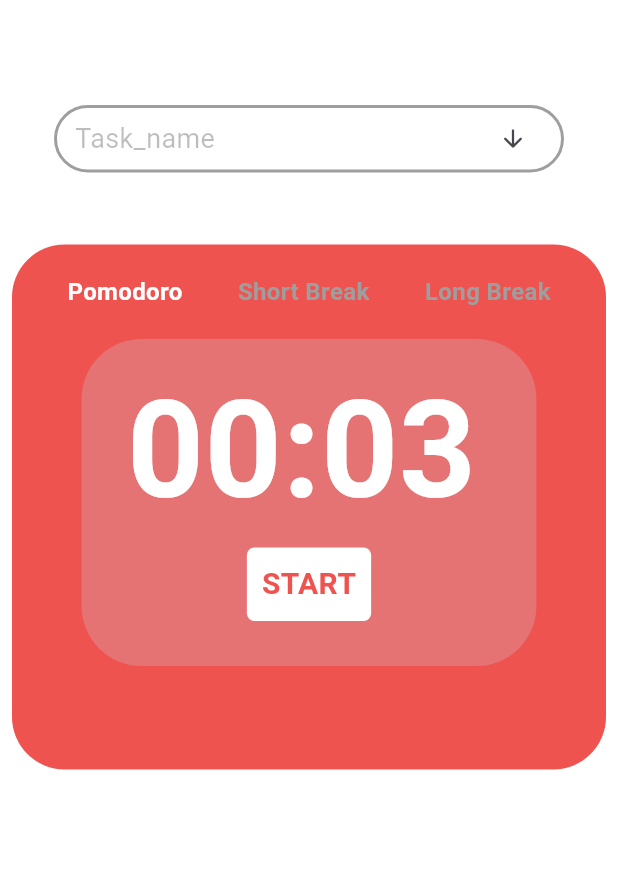
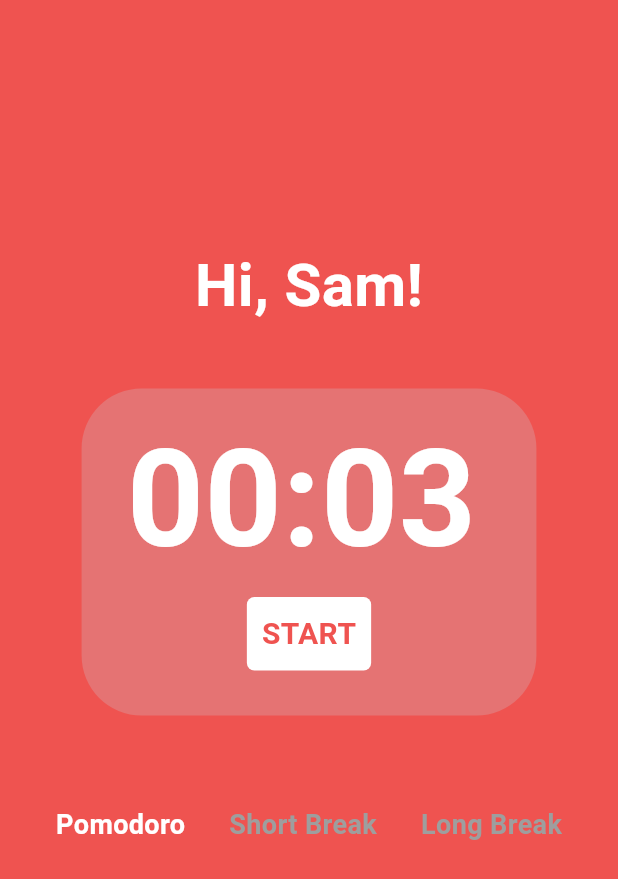
Before and after one commit to thenose-samuel/pomodoro-timer, a Flutter app: the screen it shows after launch, on a phone screen of 412 x 824 dp. Shown: the top 879 px of the screen. Run offline on Flutter 3.47's test engine with Material 2 defaults, Android fonts, the phone set to English and light mode, and no system bars.

Commit message:
Change Home UI

```diff
--- a/lib/main.dart
+++ b/lib/main.dart
@@ -2,8 +2,6 @@ import 'package:flutter/material.dart';
 import 'package:pomodoro/colors.dart';
 import 'package:pomodoro/state.dart';
 import 'package:provider/provider.dart';
-
-import 'components/top-bar.dart';
 
 void main() {
   runApp(const PomodoroTimer());
@@ -35,31 +33,22 @@ class HomePage extends StatelessWidget {
   @override
   Widget build(BuildContext context) {
     return Scaffold(
-      body: Column(
-        children: const [
-          SizedBox(
-            height: 70,
+      body: Consumer<AppState>(
+        builder: (context, page, child) => AnimatedContainer(
+          duration: const Duration(seconds: 1),
+          curve: Curves.fastOutSlowIn,
+          color: page.backgroundColor,
+          child: const Column(
+            mainAxisAlignment: MainAxisAlignment.center,
+            children: [
+              Padding(
+                padding: EdgeInsets.all(8.0),
+                child: Body(),
+              ),
+            ],
           ),
-          Padding(
-              padding: EdgeInsets.only(left: 15, right: 15), child: TopBar()),
-          SizedBox(
-            height: 40,
-          ),
-          Padding(
-            padding: EdgeInsets.all(8.0),
-            child: Body(),
-          ),
-          SizedBox(
-            height: 20,
-          ),
-          // Text('inspired by pomofocus.io',
-          //     style: TextStyle(
-          //         color: Colors.white,
-          //         fontSize: 12,
-          //         fontWeight: FontWeight.bold)),
-        ],
+        ),
       ),
-      backgroundColor: Colors.white,
     );
   }
 }
@@ -71,7 +60,7 @@ class Body extends StatelessWidget {
   Widget build(BuildContext context) {
     return Consumer<AppState>(
       builder: (context, page, child) => AnimatedContainer(
-        height: 350,
+        height: 500,
         curve: Curves.fastOutSlowIn,
         decoration: BoxDecoration(
             color: page.backgroundColor,
@@ -79,10 +68,41 @@ class Body extends StatelessWidget {
         duration: const Duration(seconds: 1),
         child: Column(
           mainAxisAlignment: MainAxisAlignment.start,
-          // crossAxisAlignment: CrossAxisAlignment.center,
           children: [
+            const Text('Hi, Sam!',
+                style: TextStyle(
+                    fontWeight: FontWeight.bold,
+                    color: Colors.white,
+                    fontSize: 40)),
             const SizedBox(
-              height: 20,
+              height: 40,
+            ),
+            Row(
+              mainAxisAlignment: MainAxisAlignment.center,
+              crossAxisAlignment: CrossAxisAlignment.center,
+              children: [
+                AnimatedContainer(
+                    duration: const Duration(seconds: 1),
+                    curve: Curves.fastOutSlowIn,
+                    padding: const EdgeInsets.only(
+                        top: 10, bottom: 10, left: 30, right: 30),
+                    decoration: BoxDecoration(
+                      borderRadius: const BorderRadius.all(Radius.circular(40)),
+                      color: page.containerColor,
+                    ),
+                    child: const Column(
+                      crossAxisAlignment: CrossAxisAlignment.center,
+                      children: [
+                        CountdownTimer(),
+                        SizedBox(
+                          height: 20,
+                        )
+                      ],
+                    ))
+              ],
+            ),
+            const SizedBox(
+              height: 60,
             ),
             Row(mainAxisAlignment: MainAxisAlignment.spaceEvenly, children: [
               Consumer<TimerState>(
@@ -98,7 +118,7 @@ class Body extends StatelessWidget {
                           color: page.page == CurrentPage.pomodoro
                               ? Colors.white
                               : Colors.grey,
-                          fontSize: 16)),
+                          fontSize: 18)),
                 ),
               ),
               Consumer<TimerState>(
@@ -114,7 +134,7 @@ class Body extends StatelessWidget {
                             color: page.page == CurrentPage.shortBreak
                                 ? Colors.white
                                 : Colors.grey,
-                            fontSize: 16))),
+                            fontSize: 18))),
               ),
               Consumer<TimerState>(builder: (context, timer, _) {
                 return GestureDetector(
@@ -129,40 +149,10 @@ class Body extends StatelessWidget {
                           color: page.page == CurrentPage.longBreak
                               ? Colors.white
                               : Colors.grey,
-                          fontSize: 16)),
+                          fontSize: 18)),
                 );
               }),
             ]),
-            const SizedBox(
-              height: 20,
-            ),
-            Row(
-              mainAxisAlignment: MainAxisAlignment.center,
-              crossAxisAlignment: CrossAxisAlignment.center,
-              children: [
-                AnimatedContainer(
-                    duration: const Duration(seconds: 1),
-                    curve: Curves.fastOutSlowIn,
-                    padding: const EdgeInsets.only(
-                        top: 10, bottom: 10, left: 30, right: 30),
-                    decoration: BoxDecoration(
-                      borderRadius: const BorderRadius.all(Radius.circular(40)),
-                      color: page.containerColor,
-                    ),
-                    child: Column(
-                      crossAxisAlignment: CrossAxisAlignment.center,
-                      children: const [
-                        CountdownTimer(),
-                        SizedBox(
-                          height: 20,
-                        )
-                      ],
-                    ))
-              ],
-            ),
-            const SizedBox(
-              height: 20,
-            ),
           ],
         ),
       ),
```
Also changed, not shown: pubspec.lock, 1 other file.
